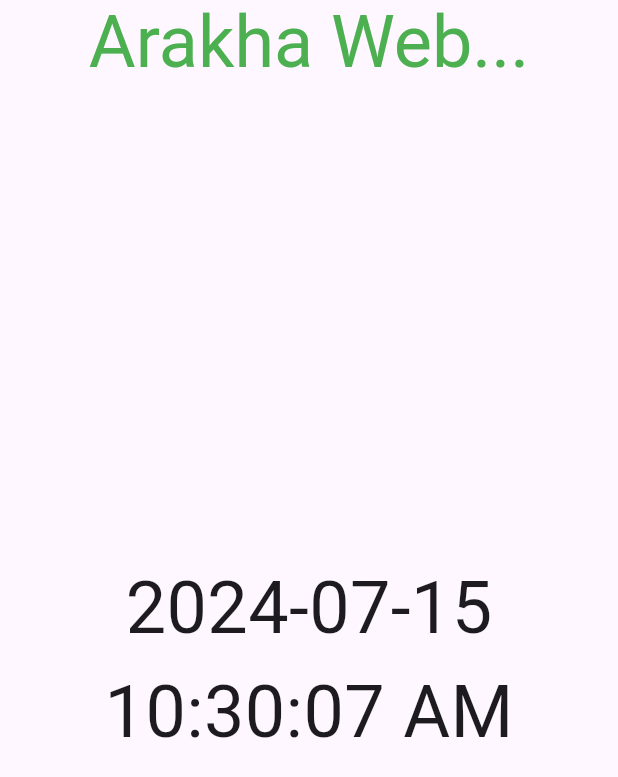
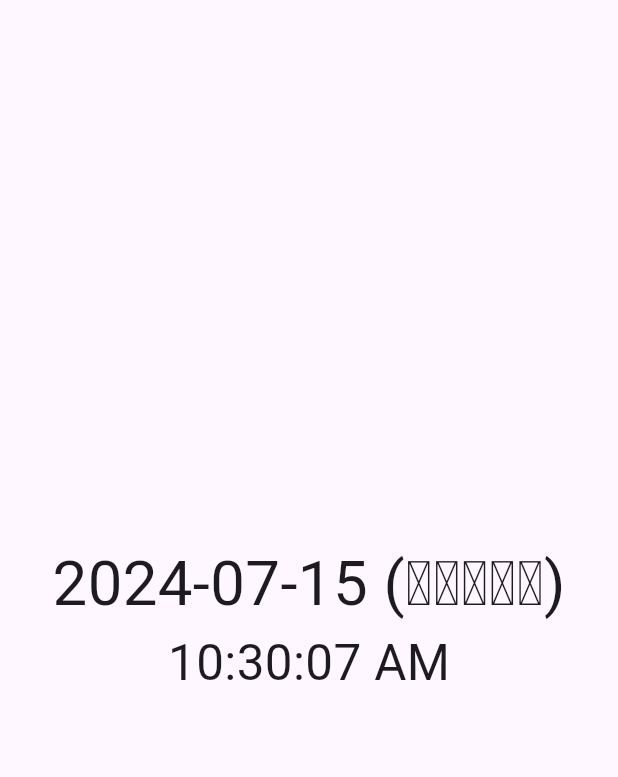
Before and after one commit to arakhacambodia/arakhacore, a Flutter app: the screen it shows after launch, on a phone screen of 412 x 824 dp. Shown: the top 777 px of the screen. Run offline on Flutter 3.47's test engine with Material 3 defaults, Android fonts, the phone set to English and light mode, and no system bars.

Commit message:
responsive font size to screen width

```diff
--- a/mobilecore/arakhamobile/lib/main.dart
+++ b/mobilecore/arakhamobile/lib/main.dart
@@ -1,9 +1,11 @@
 import 'dart:async';
 
 import 'package:flutter/material.dart';
+import 'package:intl/date_symbol_data_local.dart';
 import 'package:intl/intl.dart';
 
 void main() {
+  initializeDateFormatting('km', '');
   runApp(const HomePage());
 }
 
@@ -15,41 +17,41 @@ class HomePage extends StatefulWidget {
 }
 
 class _HomePageState extends State<HomePage> {
+  late String dateString;
   late String timeString;
 
   @override
   void initState() {
     super.initState();
-    timeString = _formatDateTime(DateTime.now());
+    dateString = _formatDate(DateTime.now());
+    timeString = _formatTime(DateTime.now());
     Timer.periodic(const Duration(seconds: 1), (Timer t) => _getTime());
   }
 
   void _getTime() {
-    final String formattedDateTime = _formatDateTime(DateTime.now());
+    final String formattedDate = _formatDate(DateTime.now());
+    final String formattedTime = _formatTime(DateTime.now());
     setState(() {
-      timeString = formattedDateTime;
+      dateString = formattedDate;
+      timeString = formattedTime;
     });
   }
 
-  String _formatDateTime(DateTime dateTime) {
-    return DateFormat('yyyy-MM-dd HH:mm:ss a').format(dateTime);
+  String _formatTime(DateTime dateTime) {
+    return DateFormat('hh:mm:ss a').format(dateTime);
+  }
+
+  String _formatDate(DateTime dateTime) {
+    return DateFormat('yyyy-MM-dd (EEEE)', 'km').format(dateTime);
   }
 
   @override
   Widget build(BuildContext context) {
+    Size size = MediaQuery.sizeOf(context);
+    double width = size.width;
     return MaterialApp(
-      home: Scaffold(
-        appBar: AppBar(
-          title: const Center(
-            child: Padding(
-              padding: EdgeInsets.symmetric(vertical: 8.0),
-              child: Text(
-                "Arakha Web...",
-                style: TextStyle(fontSize: 48, color: Colors.green),
-              ),
-            ),
-          ),
-        ),
+      home: SafeArea(
+        child: Scaffold(
           body: Center(
             child: Column(
               mainAxisAlignment: MainAxisAlignment.center,
@@ -58,14 +60,15 @@ class _HomePageState extends State<HomePage> {
                 Container(
                     padding: const EdgeInsets.all(16.0),
                     child: Column(
+                      mainAxisAlignment: MainAxisAlignment.center,
                       children: [
                         Text(
-                        timeString.substring(0, 10),
-                        style: const TextStyle(fontSize: 48),
+                          dateString,
+                          style: TextStyle(fontSize: width * 0.1),
                         ),
                         Text(
-                        timeString.substring(11),
-                        style: const TextStyle(fontSize: 48),
+                          timeString,
+                          style: TextStyle(fontSize: width * 0.08),
                         ),
                       ],
                     )),
@@ -73,6 +76,7 @@ class _HomePageState extends State<HomePage> {
             ),
           ),
         ),
+      ),
     );
   }
 }
```
Also changed, not shown: mobilecore/arakhamobile/pubspec.yaml (+7 -60 lines). Lines whose indentation alone changed are shown as unchanged.
